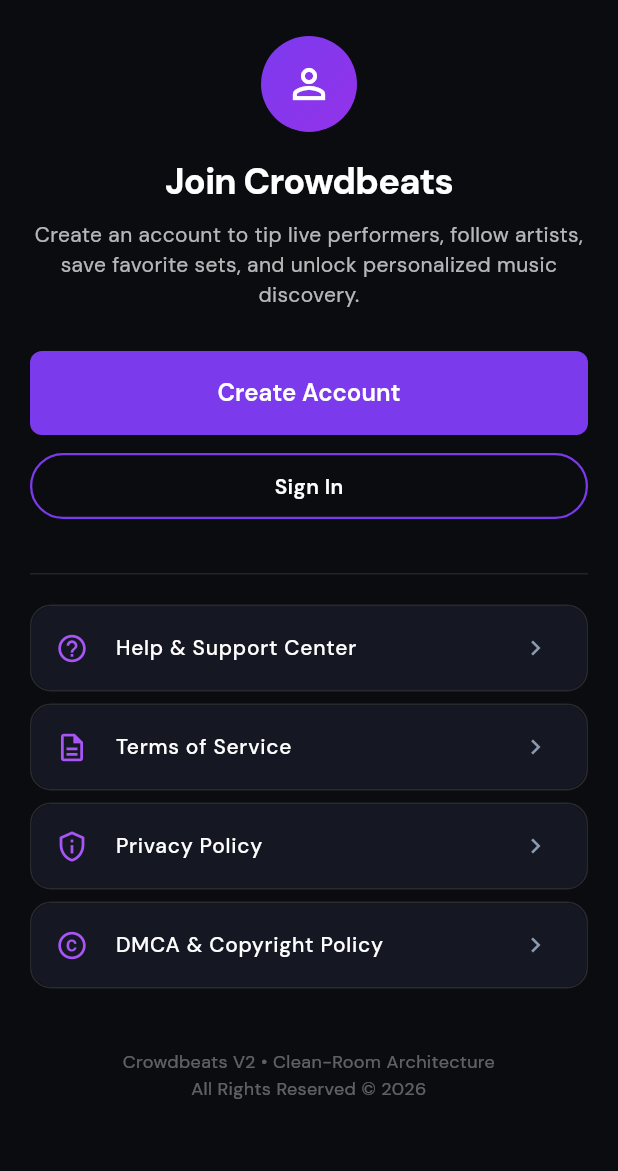
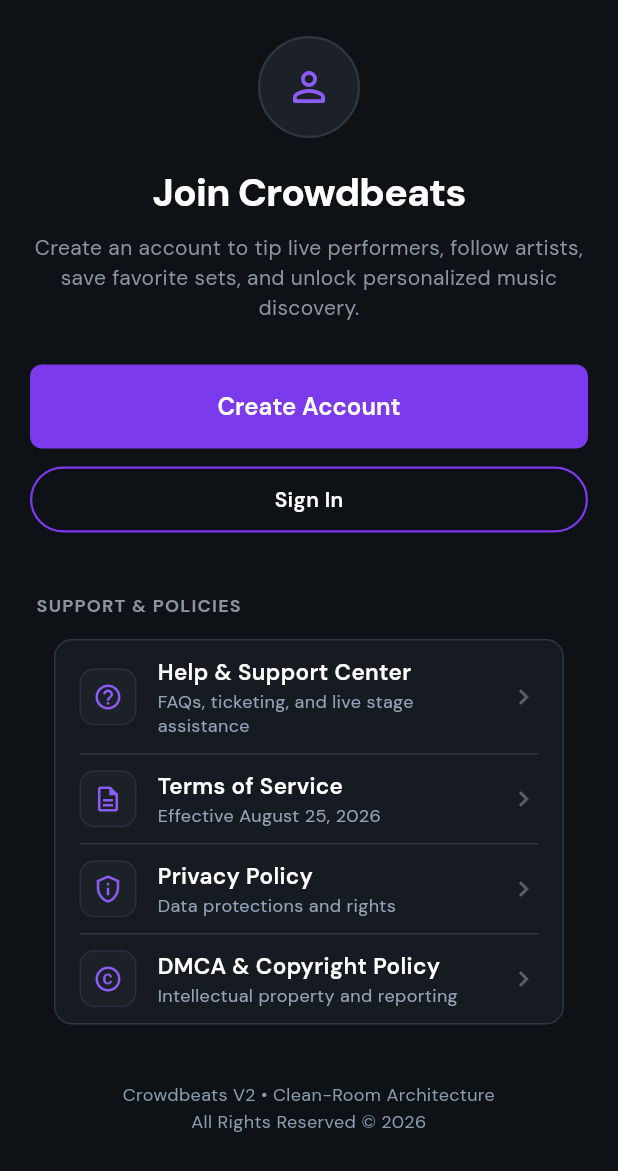
Before and after one commit to range925/crowdbeats, a Flutter app: the GuestAccountScreen screen opened directly, on a phone screen of 412 x 824 dp. Shown: the top 1171 px of the screen. Run offline on Flutter 3.47's test engine with Material 3 defaults, Android fonts, the phone set to English and light mode, and no system bars; our stand-ins replace cloud_firestore, cloud_functions, firebase_auth, firebase_core, flutter_riverpod, geolocator and 7 more; missing offline and left inert: flutter_stripe, mobile_scanner; accounts and stored records are empty; network calls fail.

Commit message:
feat(mobile): complete phase 6 discovery and public profiles redesign

```diff
--- a/apps/mobile/lib/ui/guest/guest_account_screen.dart
+++ b/apps/mobile/lib/ui/guest/guest_account_screen.dart
@@ -1,17 +1,20 @@
-// Crowdbeats V2 — Guest Account Screen (Phase 1)
+// Crowdbeats V2 — Guest Account Screen (Phase 6 Redesign Compliant)
 //
 // Simple, accessible Guest account landing showing:
-// - Welcome header
-// - "Create account" and "Sign in" buttons
-// - Links to Help, Terms of Service, and Privacy Policy
-// - App version and legal disclosures
+// - Welcome header with obsidian surface and Electric Purple accent
+// - "Create account" and "Sign in" buttons with ?from=/fan return resumption
+// - Grouped hairline-divided card for Help, Terms of Service, and Privacy Policy (Uber/Lyft reference)
+// - Clean legal disclosures and DM Sans typography
 
 import 'package:flutter/material.dart';
 import 'package:go_router/go_router.dart';
+import 'package:google_fonts/google_fonts.dart';
 
 import '../theme/cb_colors.dart';
 import '../components/cb_button.dart';
 import '../components/cb_outline_button.dart';
+import '../components/cb_grouped_card.dart';
+import '../components/cb_settings_row.dart';
 
 class GuestAccountScreen extends StatelessWidget {
   const GuestAccountScreen({super.key});
@@ -19,7 +22,7 @@ class GuestAccountScreen extends StatelessWidget {
   @override
   Widget build(BuildContext context) {
     return Scaffold(
-      backgroundColor: CbColors.bgApp,
+      backgroundColor: CbColors.surface,
       body: SafeArea(
         child: SingleChildScrollView(
           padding: const EdgeInsets.fromLTRB(20, 24, 20, 100),
@@ -29,24 +32,25 @@ class GuestAccountScreen extends StatelessWidget {
               // Header
               Center(
                 child: Container(
-                  width: 64,
-                  height: 64,
-                  decoration: const BoxDecoration(
+                  width: 68,
+                  height: 68,
+                  decoration: BoxDecoration(
                     shape: BoxShape.circle,
-                    gradient: CbColors.primaryGradient,
+                    color: CbColors.surfaceContainerHigh,
+                    border: Border.all(color: CbColors.outline, width: 1.5),
                   ),
                   child: const Center(
-                    child: Icon(Icons.person_outline, color: Colors.white, size: 32),
+                    child: Icon(Icons.person_outline_rounded, color: CbColors.primary, size: 32),
                   ),
                 ),
               ),
-              const SizedBox(height: 16),
-              const Text(
+              const SizedBox(height: 18),
+              Text(
                 'Join Crowdbeats',
                 textAlign: TextAlign.center,
-                style: TextStyle(
+                style: GoogleFonts.dmSans(
                   color: Colors.white,
-                  fontSize: 24,
+                  fontSize: 26,
                   fontWeight: FontWeight.w800,
                   letterSpacing: -0.5,
                 ),
@@ -55,52 +59,70 @@ class GuestAccountScreen extends StatelessWidget {
               Text(
                 'Create an account to tip live performers, follow artists, save favorite sets, and unlock personalized music discovery.',
                 textAlign: TextAlign.center,
-                style: TextStyle(
-                  color: Colors.white.withValues(alpha: 0.7),
+                style: GoogleFonts.dmSans(
+                  color: CbColors.onSurfaceVariant,
                   fontSize: 14,
                   height: 1.45,
                 ),
               ),
               const SizedBox(height: 28),
 
-              // Create Account Button
+              // Create Account Button (Primary dominant CTA)
               CbButton(
                 label: 'Create Account',
-                onPressed: () => context.push('/auth'),
+                onPressed: () => context.push('/auth?mode=signup&from=/fan'),
               ),
               const SizedBox(height: 12),
 
               // Sign In Button
               CbOutlineButton(
                 label: 'Sign In',
-                onPressed: () => context.push('/auth'),
+                onPressed: () => context.push('/auth?from=/fan'),
               ),
-              const SizedBox(height: 36),
+              const SizedBox(height: 32),
 
-              // Divider
-              Divider(color: Colors.white.withValues(alpha: 0.1)),
-              const SizedBox(height: 20),
-
-              // Public Information Links
-              _buildLegalTile(
-                icon: Icons.help_outline,
+              // Grouped Legal & Information Links (Uber/Lyft grouped card pattern)
+              Padding(
+                padding: const EdgeInsets.symmetric(horizontal: 4, vertical: 8),
+                child: Text(
+                  'SUPPORT & POLICIES',
+                  style: GoogleFonts.dmSans(
+                    color: CbColors.onSurfaceVariant,
+                    fontSize: 12,
+                    fontWeight: FontWeight.w700,
+                    letterSpacing: 0.8,
+                  ),
+                ),
+              ),
+              CbGroupedCard.divided(
+                backgroundColor: CbColors.surfaceContainer,
+                borderColor: CbColors.outline,
+                children: [
+                  CbSettingsRow(
+                    icon: Icons.help_outline_rounded,
                     title: 'Help & Support Center',
+                    subtitle: 'FAQs, ticketing, and live stage assistance',
                     onTap: () => context.push('/account/support'),
                   ),
-              _buildLegalTile(
+                  CbSettingsRow(
                     icon: Icons.description_outlined,
                     title: 'Terms of Service',
+                    subtitle: 'Effective August 25, 2026',
                     onTap: () => context.push('/account/legal'),
                   ),
-              _buildLegalTile(
+                  CbSettingsRow(
                     icon: Icons.privacy_tip_outlined,
                     title: 'Privacy Policy',
+                    subtitle: 'Data protections and rights',
                     onTap: () => context.push('/account/legal'),
                   ),
-              _buildLegalTile(
+                  CbSettingsRow(
                     icon: Icons.copyright_outlined,
                     title: 'DMCA & Copyright Policy',
+                    subtitle: 'Intellectual property and reporting',
                     onTap: () => context.push('/account/legal'),
+                  ),
+                ],
               ),
 
               const SizedBox(height: 32),
@@ -108,8 +130,8 @@ class GuestAccountScreen extends StatelessWidget {
                 child: Text(
                   'Crowdbeats V2 • Clean-Room Architecture\nAll Rights Reserved © 2026',
                   textAlign: TextAlign.center,
-                  style: TextStyle(
-                    color: Colors.white.withValues(alpha: 0.35),
+                  style: GoogleFonts.dmSans(
+                    color: CbColors.textMuted,
                     fontSize: 12,
                     height: 1.5,
                   ),
@@ -121,33 +143,4 @@ class GuestAccountScreen extends StatelessWidget {
       ),
     );
   }
-
-  Widget _buildLegalTile({
-    required IconData icon,
-    required String title,
-    required VoidCallback onTap,
-  }) {
-    return Container(
-      margin: const EdgeInsets.only(bottom: 8),
-      decoration: BoxDecoration(
-        borderRadius: BorderRadius.circular(14),
-        border: Border.all(color: const Color(0x1FFFFFFF)),
-      ),
-      child: Material(
-        color: const Color(0xFF151722),
-        borderRadius: BorderRadius.circular(14),
-        clipBehavior: Clip.antiAlias,
-        child: ListTile(
-          leading: Icon(icon, color: CbColors.purpleLight, size: 22),
-          title: Text(
-            title,
-            style: const TextStyle(color: Colors.white, fontSize: 14, fontWeight: FontWeight.w500),
-          ),
-          trailing: const Icon(Icons.chevron_right, color: CbColors.textMuted, size: 20),
-          onTap: onTap,
-          shape: RoundedRectangleBorder(borderRadius: BorderRadius.circular(14)),
-        ),
-      ),
-    );
 }
-}
```
Also changed, not shown: apps/mobile/lib/ui/fan/public_discovery_home.dart (+18 -18 lines), apps/mobile/lib/ui/fan/public_profile_screen.dart (+21 -15 lines), apps/mobile/lib/ui/fan/tabs/activity_tab.dart (+29 -19 lines), apps/mobile/lib/ui/fan/views/popular_secondary_view.dart (+8 -6 lines), docs/crowdbeats-mobile-redesign/coverage.csv (+22 -22 lines), 2 other files. Lines whose indentation alone changed are shown as unchanged.
